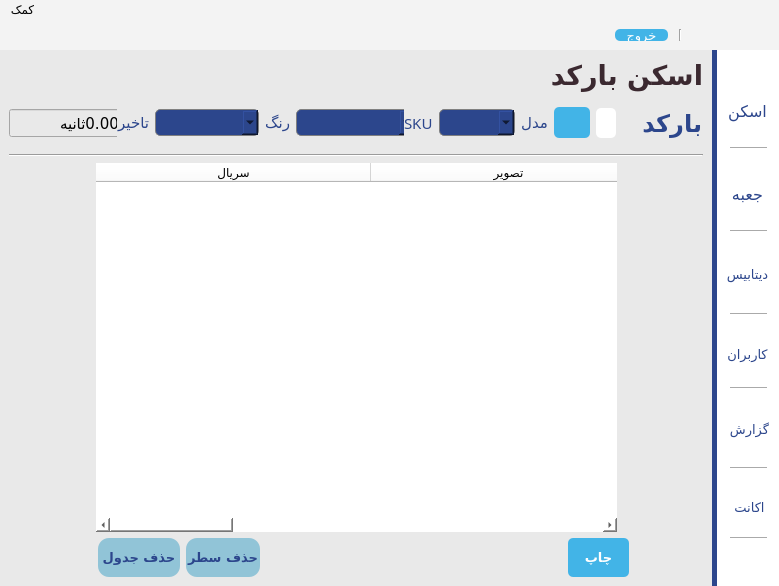
First picture: the form in main.ui, repository AmirNikravan/Barcode, before the edit.
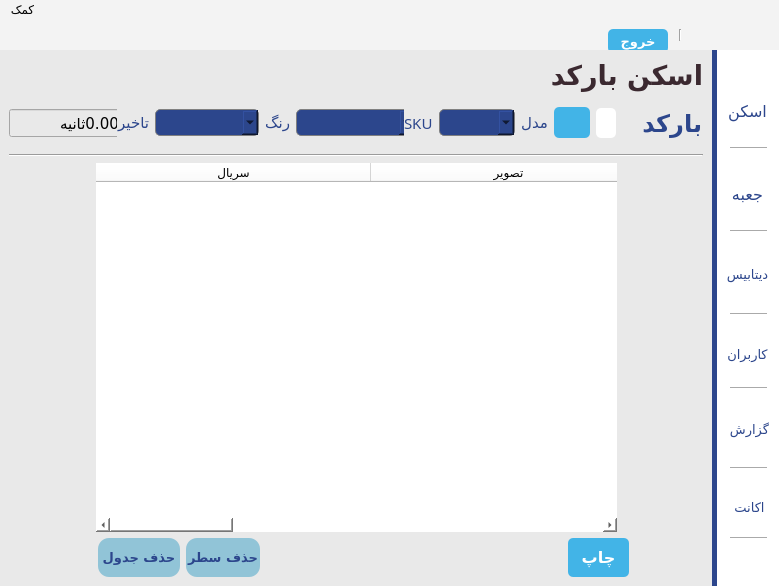
Second picture: the form after the edit. Icons and pictures are not drawn.

```diff
--- a/main.ui
+++ b/main.ui
@@ -130,20 +130,22 @@
         <widget class="QToolButton" name="toolButton_exit">
          <property name="minimumSize">
           <size>
-           <width>53</width>
-           <height>12</height>
+           <width>60</width>
+           <height>24</height>
           </size>
          </property>
          <property name="maximumSize">
           <size>
            <width>16777215</width>
-           <height>23</height>
+           <height>32</height>
           </size>
          </property>
          <property name="font">
           <font>
-           <family>Arial</family>
+           <family>IRANSansXFaNum</family>
            <pointsize>10</pointsize>
+           <weight>75</weight>
+           <bold>true</bold>
           </font>
          </property>
          <property name="styleSheet">
@@ -163,8 +165,8 @@
          </property>
          <property name="iconSize">
           <size>
-           <width>12</width>
-           <height>12</height>
+           <width>16</width>
+           <height>23</height>
           </size>
          </property>
          <property name="toolButtonStyle">
@@ -886,7 +888,7 @@
               <property name="font">
                <font>
                 <family>IRANSansXFaNum</family>
-                <pointsize>10</pointsize>
+                <pointsize>12</pointsize>
                 <weight>75</weight>
                 <bold>true</bold>
                </font>
```
Left out of the diff: 2 changed lines with no effect on the pictures.
